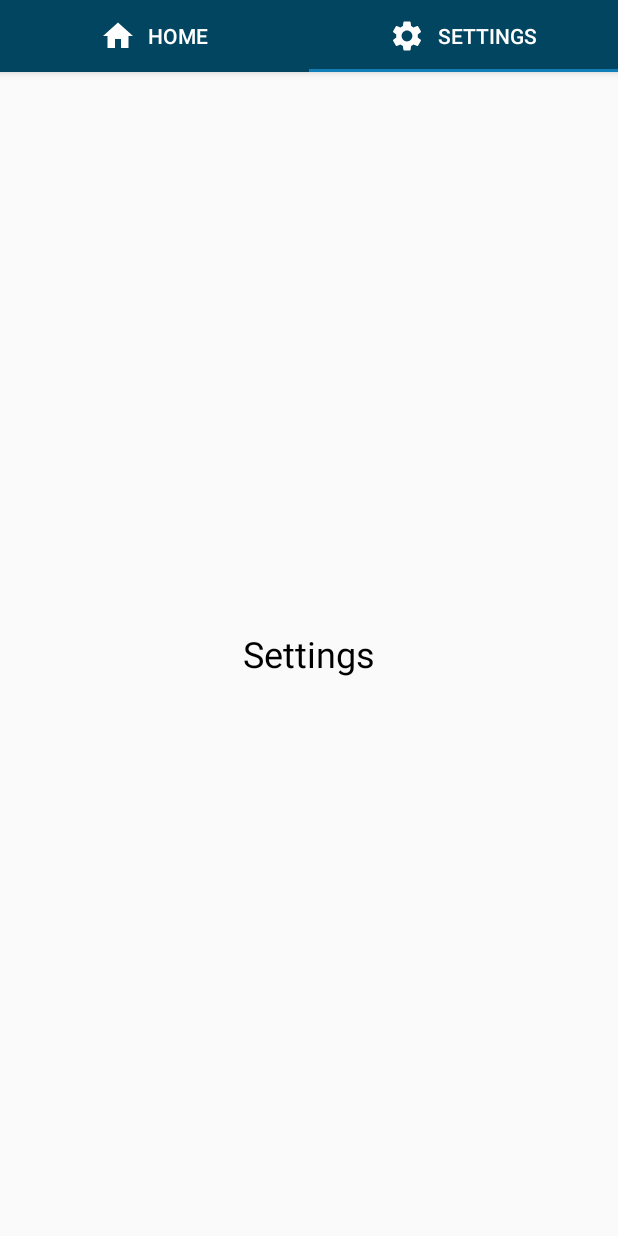
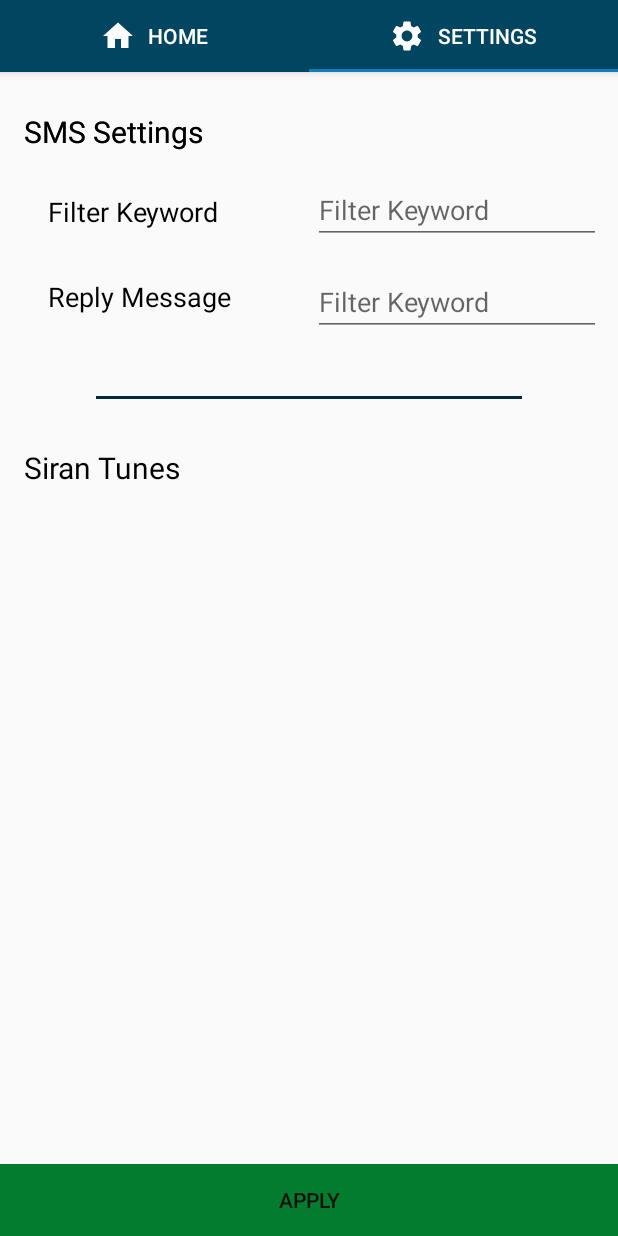
Before and after one commit to shamera82/FilterSMS, an Android app: the screen it shows after launch (MainActivity), tab 2 chosen, on a phone screen of 412 x 824 dp. Run offline under Robolectric (Android 15) with nearby library versions, the phone set to English and light mode, and no system bars.

Commit message:
update #2

```diff
--- a/app/src/main/java/com/sham/filtersms/MainActivity.kt
+++ b/app/src/main/java/com/sham/filtersms/MainActivity.kt
@@ -12,6 +12,8 @@ import android.os.Bundle
 import android.provider.Telephony
 import android.telephony.SmsManager
 import android.telephony.SmsMessage
+import android.text.Editable
+import android.text.TextWatcher
 import android.widget.Toast
 import androidx.core.app.ActivityCompat
 import com.sham.filtersms.fragments.HomeFragment
@@ -40,7 +42,6 @@ class MainActivity : AppCompatActivity() {
             setUpTabs()
         }
         else {
-
             mediaPlayer?.setOnPreparedListener {
                 println("Shamera: ready to go")
                 setUpTabs()
--- /dev/null
+++ b/app/src/main/res/drawable/round_button.xml
@@ -0,0 +1,13 @@
+<?xml version="1.0" encoding="utf-8"?>
+<selector xmlns:android="http://schemas.android.com/apk/res/android">
+    <item android:state_pressed="false">
+        <shape android:shape="oval">
+            <solid android:color="#880C0C"/>
+        </shape>
+    </item>
+    <item android:state_pressed="true">
+        <shape android:shape="oval">
+            <solid android:color="#05680F"/>
+        </shape>
+    </item>
+</selector>
--- a/app/src/main/res/layout/fragment_home.xml
+++ b/app/src/main/res/layout/fragment_home.xml
@@ -15,10 +15,10 @@
             android:layout_width="match_parent"
             android:layout_height="wrap_content"
             android:layout_marginStart="24dp"
-            android:layout_marginTop="10dp"
+            android:layout_marginTop="64dp"
             android:layout_marginEnd="32dp"
             android:ems="10"
-            android:hint="Mobile Number"
+            android:hint="@string/MobileNum_hint"
             android:inputType="phone"
             android:textAlignment="viewStart"
             android:textColor="@color/colorMobileNo"
@@ -41,25 +41,39 @@
             android:focusable="false"
             android:focusableInTouchMode="false"
             android:gravity="start|top"
-            android:hint="Message Preview Here"
+            android:hint="@string/Message_hint"
             android:inputType="textMultiLine"
             android:lines="5"
             android:textAlignment="viewStart"
             android:textColor="@color/colorMessage" />
 
+<!--        <Button-->
+<!--            android:id="@+id/btnStop"-->
+<!--            android:layout_width="match_parent"-->
+<!--            android:layout_height="wrap_content"-->
+<!--            android:layout_margin="16sp"-->
+<!--            android:layout_marginStart="16dp"-->
+<!--            android:layout_marginLeft="16dp"-->
+<!--            android:layout_marginTop="16dp"-->
+<!--            android:layout_marginEnd="16dp"-->
+<!--            android:layout_marginRight="16dp"-->
+<!--            android:layout_marginBottom="32dp"-->
+<!--            android:background="@color/colorBtnSiren"-->
+<!--            android:text="Stop Siren"-->
+<!--            android:textAlignment="center"-->
+<!--            android:textColor="@android:color/white"-->
+<!--            android:textSize="18sp" />-->
         <Button
             android:id="@+id/btnStop"
-            android:layout_width="match_parent"
-            android:layout_height="wrap_content"
-            android:layout_marginStart="16dp"
-            android:layout_marginTop="16dp"
-            android:layout_marginEnd="16dp"
-            android:layout_marginBottom="32dp"
-            android:background="@color/colorBtnSiren"
-            android:text="Stop Siren"
-            android:textAlignment="center"
+            android:layout_width="250dp"
+            android:layout_height="250dp"
+            android:layout_marginStart="80dp"
+            android:layout_marginTop="80dp"
+            android:background="@drawable/round_button"
+            android:gravity="center_vertical|center_horizontal"
+            android:text="@string/Ack_btn"
             android:textColor="@android:color/white"
-            android:textSize="18sp" />
+            android:textSize="22sp" />
 
     </LinearLayout>
 
--- a/app/src/main/res/layout/fragment_settings.xml
+++ b/app/src/main/res/layout/fragment_settings.xml
@@ -1,5 +1,6 @@
 <?xml version="1.0" encoding="utf-8"?>
 <FrameLayout xmlns:android="http://schemas.android.com/apk/res/android"
+    xmlns:app="http://schemas.android.com/apk/res-auto"
     xmlns:tools="http://schemas.android.com/tools"
     android:layout_width="match_parent"
     android:layout_height="match_parent"
@@ -10,13 +11,116 @@
         android:layout_height="match_parent">
 
         <TextView
+            android:id="@+id/textViewSmsHeader"
+            android:layout_width="match_parent"
+            android:layout_height="wrap_content"
+            android:layout_alignParentStart="true"
+            android:layout_alignParentTop="true"
+            android:layout_alignParentEnd="true"
+            android:layout_marginStart="16dp"
+            android:layout_marginTop="26dp"
+            android:layout_marginEnd="16dp"
+            android:text="SMS Settings"
+            android:textColor="@android:color/black"
+            android:textSize="20sp" />
+
+        <TextView
+            android:id="@+id/labelFilterKeyword"
             android:layout_width="wrap_content"
             android:layout_height="wrap_content"
-            android:layout_centerInParent="true"
-            android:text="Settings"
+            android:layout_below="@+id/textViewSmsHeader"
+            android:layout_alignParentStart="true"
+            android:layout_alignParentEnd="true"
+            android:layout_marginStart="32dp"
+            android:layout_marginTop="27dp"
+            android:layout_marginEnd="208dp"
+            android:text="Filter Keyword"
             android:textColor="@android:color/black"
-            android:textSize="24sp" />
+            android:textSize="18sp" />
 
+        <EditText
+            android:id="@+id/editTextFilterKeyword"
+            android:layout_width="192dp"
+            android:layout_height="wrap_content"
+            android:layout_below="@+id/textViewSmsHeader"
+            android:layout_marginStart="-203dp"
+            android:layout_marginTop="16dp"
+            android:layout_toEndOf="@+id/labelFilterKeyword"
+            android:inputType="text"
+            android:textAllCaps="true"
+            android:hint="Filter Keyword"
+            android:textSize="18sp"/>
+
+        <TextView
+            android:id="@+id/labelReplyKeyword"
+            android:layout_width="wrap_content"
+            android:layout_height="wrap_content"
+            android:layout_below="@+id/labelFilterKeyword"
+            android:layout_alignParentStart="true"
+            android:layout_alignParentEnd="true"
+            android:layout_marginStart="32dp"
+            android:layout_marginTop="32dp"
+            android:layout_marginEnd="208dp"
+            android:text="Reply Message"
+            android:textColor="@android:color/black"
+            android:textSize="18sp" />
+
+        <EditText
+            android:id="@+id/editTextFilterReply"
+            android:layout_width="192dp"
+            android:layout_height="wrap_content"
+            android:layout_below="@+id/editTextFilterKeyword"
+            android:layout_marginStart="-203dp"
+            android:layout_marginTop="16dp"
+            android:layout_toEndOf="@+id/labelFilterKeyword"
+            android:inputType="text"
+            android:textAllCaps="true"
+            android:hint="Filter Keyword"
+            android:textSize="18sp"/>
+
+        <TextView
+            android:id="@+id/textViewSi"
+            android:layout_width="168dp"
+            android:layout_height="wrap_content"
+            android:layout_alignParentStart="true"
+            android:layout_alignParentTop="true"
+            android:layout_alignParentEnd="true"
+            android:layout_marginStart="16dp"
+            android:layout_marginTop="26dp"
+            android:layout_marginEnd="20dp"
+            android:text="SMS Settings"
+            android:textColor="@android:color/black"
+            android:textSize="20sp" />
+
+        <View
+            android:id="@+id/lineShort"
+            android:layout_width="match_parent"
+            android:layout_height="2dp"
+            android:layout_below="@+id/editTextFilterReply"
+            android:layout_marginStart="64dp"
+            android:layout_marginTop="40dp"
+            android:layout_marginEnd="64dp"
+            android:background="@color/colorshortLine" />
+
+        <TextView
+            android:id="@+id/textViewSiranHeader"
+            android:layout_width="match_parent"
+            android:layout_height="wrap_content"
+            android:layout_marginStart="16dp"
+            android:layout_marginTop="32dp"
+            android:layout_marginEnd="16dp"
+            android:text="Siran Tunes"
+            android:textColor="@android:color/black"
+            android:textSize="20sp"
+            android:layout_below="@+id/lineShort" />
+
+        <Button
+            android:id="@+id/buttonApply"
+            android:layout_width="match_parent"
+            android:layout_height="wrap_content"
+            android:layout_alignParentBottom="true"
+            android:text="Apply"
+            android:background="@color/colorBtnApply"/>
     </RelativeLayout>
 
 
--- a/app/src/main/res/values/colors.xml
+++ b/app/src/main/res/values/colors.xml
@@ -3,7 +3,8 @@
     <color name="colorPrimary">#0E7198</color>
     <color name="colorPrimaryDark">#024560</color>
     <color name="colorAccent">#117EB8</color>
-    <color name="colorBtnSiren">#6D0E2D</color>
+    <color name="colorBtnApply">#047C30</color>
     <color name="colorMobileNo">#01203A</color>
     <color name="colorMessage">#032742</color>
+    <color name="colorshortLine">#02293E</color>
 </resources>
--- a/app/src/main/res/values/strings.xml
+++ b/app/src/main/res/values/strings.xml
@@ -1,5 +1,8 @@
 <resources>
     <string name="app_name">Filter SMS</string>
+    <string name="MobileNum_hint">Receiver Mobile shown here</string>
+    <string name="Message_hint">Filtered Message shown here</string>
+    <string name="Ack_btn">Acknowledge \n and Stop Siren</string>
     <!-- TODO: Remove or change this placeholder text -->
     <string name="hello_blank_fragment">Hello blank fragment</string>
 </resources>
```
